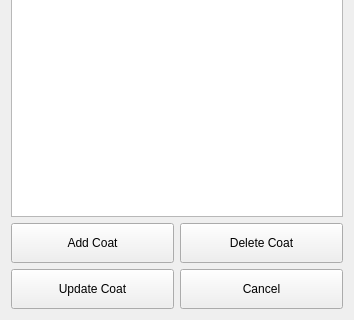
Before: the Qt Designer form OOP - ProperTrenchCoats-GUI/ProperTrenchCoatsGUI.ui in AdrianM20/OOP---ProperTrenchCoats-GUI, drawn with Qt 5; both pictures show x 0 to 354 and y 209 to 529 of the 354 by 529 pixel window.
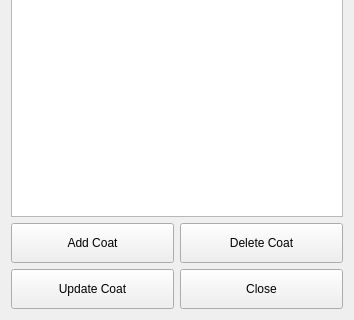
After: the same form once the commit is applied.

```diff
--- a/OOP - ProperTrenchCoats-GUI/ProperTrenchCoatsGUI.ui
+++ b/OOP - ProperTrenchCoats-GUI/ProperTrenchCoatsGUI.ui
@@ -91,7 +91,7 @@
           </size>
          </property>
          <property name="text">
-          <string>Cancel</string>
+          <string>Close</string>
          </property>
         </widget>
        </item>
```
Left out of the diff: 21 changed lines with no effect on the pictures.
